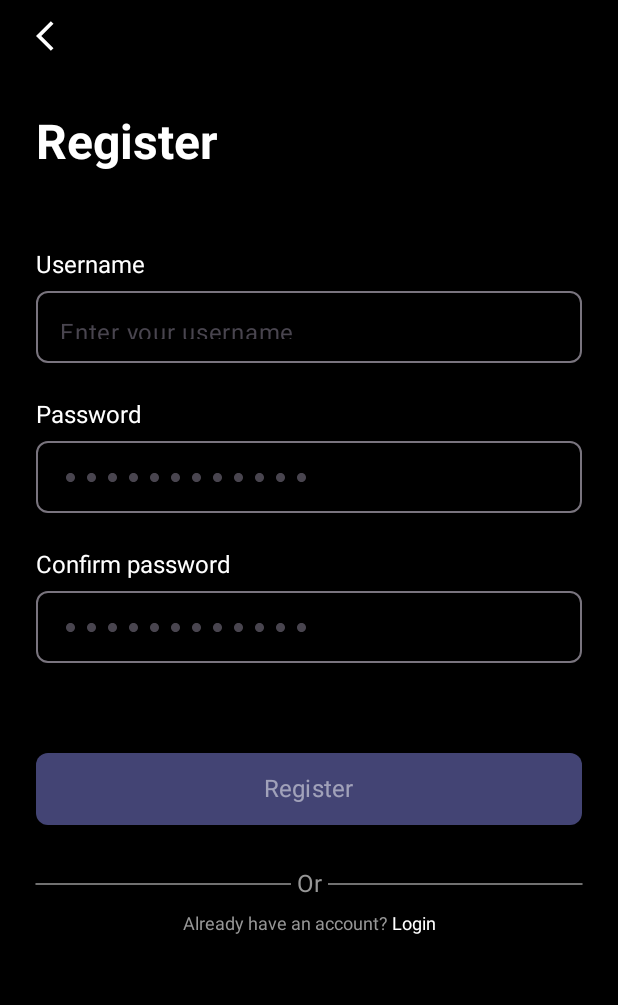
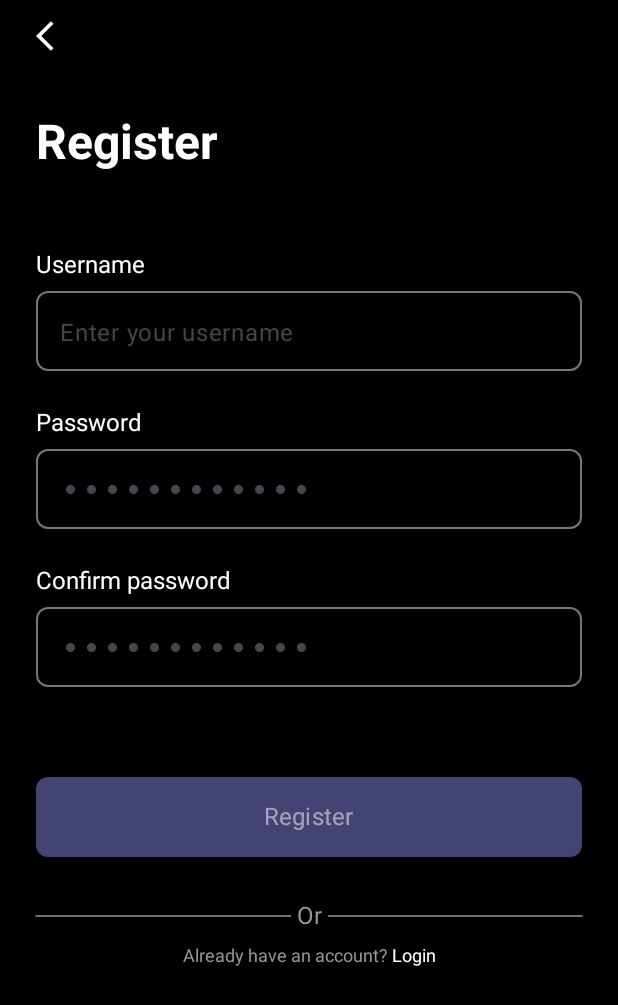
Before and after one commit to Android-Geeks/task-tracker, an Android app built with Jetpack Compose: the @Preview function RegisterScreenPreview, on a phone screen of 412 x 824 dp. Shown: the top 1005 px of the screen. Run offline under Robolectric (Android 15) with nearby library versions, the phone set to English and light mode, and no system bars.

Commit message:
increase placeHolder height

```diff
--- a/app/src/main/java/com/example/tasktracker/MainActivity.kt
+++ b/app/src/main/java/com/example/tasktracker/MainActivity.kt
@@ -10,9 +10,8 @@ import androidx.compose.material3.Text
 import androidx.compose.runtime.Composable
 import androidx.compose.ui.Modifier
 import androidx.compose.ui.tooling.preview.Preview
-import androidx.lifecycle.viewmodel.compose.viewModel
 import com.example.tasktracker.ui.theme.TaskTrackerTheme
-import com.example.tasktracker.ui.theme.screens.RegisterScreen
+
 
 class MainActivity : ComponentActivity() {
     override fun onCreate(savedInstanceState: Bundle?) {
@@ -24,8 +23,7 @@ class MainActivity : ComponentActivity() {
                     modifier = Modifier.fillMaxSize(),
                     color = MaterialTheme.colorScheme.background
                 ) {
-                    val todoViewModel : TodoViewModel = viewModel()
-                    RegisterScreen(todoViewModel)
+
                 }
             }
         }
--- a/app/src/main/java/com/example/tasktracker/TodoViewModel.kt
+++ b/app/src/main/java/com/example/tasktracker/TodoViewModel.kt
@@ -28,6 +28,7 @@ class TodoViewModel : ViewModel() {
         _todoUiState.update {
             it.copy(
                 password = password,
+                loginSwitch = true
 
             )
         }
--- a/app/src/main/java/com/example/tasktracker/ui/theme/screens/RegisterScreen.kt
+++ b/app/src/main/java/com/example/tasktracker/ui/theme/screens/RegisterScreen.kt
@@ -25,6 +25,7 @@ import androidx.compose.runtime.collectAsState
 import androidx.compose.runtime.getValue
 import androidx.compose.ui.Alignment
 import androidx.compose.ui.Modifier
+import androidx.compose.ui.focus.FocusManager
 import androidx.compose.ui.graphics.Color
 import androidx.compose.ui.platform.LocalFocusManager
 import androidx.compose.ui.res.painterResource
@@ -81,7 +82,8 @@ fun RegisterLayout(
 
         Icon(
             painter = painterResource(id = R.drawable.baseline_arrow_back_ios_24),
-            modifier = Modifier.clickable {  }
+            modifier = Modifier
+                .clickable { }
                 .padding(top = 12.dp, bottom = 40.dp),
             tint = Color.White,
             contentDescription = "arrow back"
@@ -103,7 +105,7 @@ fun RegisterLayout(
             onValueChange = onUserChange,
             modifier = Modifier
                 .fillMaxWidth()
-                .height(48.dp),
+                .height(53.dp),
             singleLine = true,
             shape = MaterialTheme.shapes.small,
             placeholder = {
@@ -135,40 +137,10 @@ fun RegisterLayout(
             fontSize = 16.sp,
             color = Color.White
         )
-        OutlinedTextField(
+        PasswordTemplate(
             value = password,
-            onValueChange =  onPasswordChange ,
-            modifier = Modifier
-                .fillMaxWidth()
-                .height(48.dp),
-            singleLine = true,
-            shape = MaterialTheme.shapes.small,
-            placeholder = {
-                Row{
-                    repeat(12) {
-                        Icon(
-                            painter = painterResource(id = R.drawable.dot),
-                            contentDescription = null,
-                            Modifier.padding(4.dp),
-                        )
-                    }
-                }
-            },
-            visualTransformation = PasswordVisualTransformation(),
-            keyboardOptions = KeyboardOptions.Default.copy(
-                imeAction = ImeAction.Done,
-                keyboardType = KeyboardType.Password
-            ),
-            keyboardActions = KeyboardActions(
-                onDone = {
-                    focusManager.clearFocus()
-                }
-            ),
-            colors = OutlinedTextFieldDefaults.colors(
-                unfocusedTextColor = Color.White,
-                disabledPlaceholderColor = Color(0xff535353),
-                focusedTextColor = Color.White
-            )
+            onValueChange = onPasswordChange,
+            focusManager = focusManager
         )
 //-------------------------------------Confirm password------------------------------------------
         Text(
@@ -177,49 +149,19 @@ fun RegisterLayout(
             fontSize = 16.sp,
             color = Color.White
         )
-        OutlinedTextField(
+        PasswordTemplate(
             value = confirmedPassword,
             onValueChange = onConfirmPassChange,
-            modifier = Modifier
-                .fillMaxWidth()
-                .height(48.dp),
-            singleLine = true,
-            shape = MaterialTheme.shapes.small,
-            placeholder = {
-                Row{
-                    repeat(12){
-                        Icon(
-                            painter = painterResource(id = R.drawable.dot),
-                            contentDescription = null,
-                            Modifier.padding(4.dp),
+            focusManager = focusManager
         )
-                    }
-                }
-            },
-            visualTransformation = PasswordVisualTransformation(),
-            keyboardOptions = KeyboardOptions.Default.copy(
-                imeAction = ImeAction.Done,
-                keyboardType = KeyboardType.Password
-            ),
-            keyboardActions = KeyboardActions(
-                onDone = {
-                    focusManager.clearFocus()
-                }
-            ),
-            colors = OutlinedTextFieldDefaults.colors(
-                unfocusedTextColor = Color.White,
-                disabledPlaceholderColor = Color(0xff535353),
-                focusedTextColor = Color.White
-            )
-        )
-
+//----------------------------------------Register Button---------------------------------------------
         Button(
             onClick = onLoginClicked,
             shape = MaterialTheme.shapes.small,
             modifier = Modifier
                 .padding(top = 60.dp, bottom = 30.dp)
                 .fillMaxWidth()
-                .height(48.dp),
+                .height(53.dp),
             enabled = registerButtonSwitch,
             colors = ButtonDefaults.buttonColors(
                 containerColor = Color(0xff8687E7),
@@ -273,31 +215,24 @@ fun RegisterLayout(
     }
 }
 
-/*@Composable
+
+@Composable
 fun PasswordTemplate(
-    text : String,
-    password : String,
-    onValueChanged : ()->Unit,
-    onDoneClicked : () -> Unit
+    value : String,
+    onValueChange : (String) ->Unit,
+    focusManager : FocusManager
 ){
-    val focusManager = LocalFocusManager.current
-    Text(
-        modifier = Modifier.padding(top = 25.dp, bottom = 8.dp),
-        text = text,
-        fontSize = 16.sp,
-        color = Color.White
-    )
    OutlinedTextField(
-        value = password,
-        onValueChange = { onValueChanged() },
+    value = value,
+    onValueChange =  onValueChange ,
     modifier = Modifier
         .fillMaxWidth()
-            .height(48.dp),
+        .height(53.dp),
     singleLine = true,
     shape = MaterialTheme.shapes.small,
     placeholder = {
         Row{
-                for (i in 0..12) {
+            repeat(12) {
                 Icon(
                     painter = painterResource(id = R.drawable.dot),
                     contentDescription = null,
@@ -307,7 +242,6 @@ fun PasswordTemplate(
         }
     },
     visualTransformation = PasswordVisualTransformation(),
-
     keyboardOptions = KeyboardOptions.Default.copy(
         imeAction = ImeAction.Done,
         keyboardType = KeyboardType.Password
@@ -315,7 +249,6 @@ fun PasswordTemplate(
     keyboardActions = KeyboardActions(
         onDone = {
             focusManager.clearFocus()
-                onDoneClicked()
         }
     ),
     colors = OutlinedTextFieldDefaults.colors(
@@ -324,7 +257,7 @@ fun PasswordTemplate(
         focusedTextColor = Color.White
     )
 )
-}*/
+}
 
 @Preview(showSystemUi = true)
 @Composable
```
Also changed, not shown: app/src/main/java/com/example/tasktracker/ui/theme/screens/LoginScreen.kt (+4 -3 lines). Lines whose indentation alone changed are shown as unchanged.
